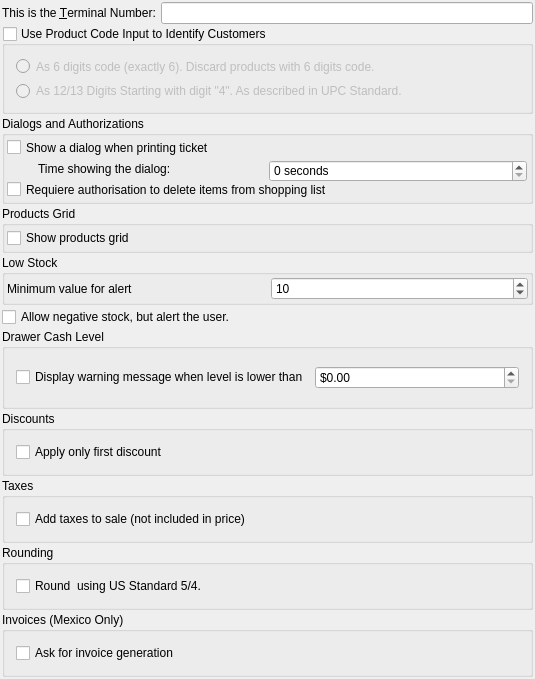
Old version of the form src/ui/prefs_base.ui in the repository hiramvillarreal/iotpos.
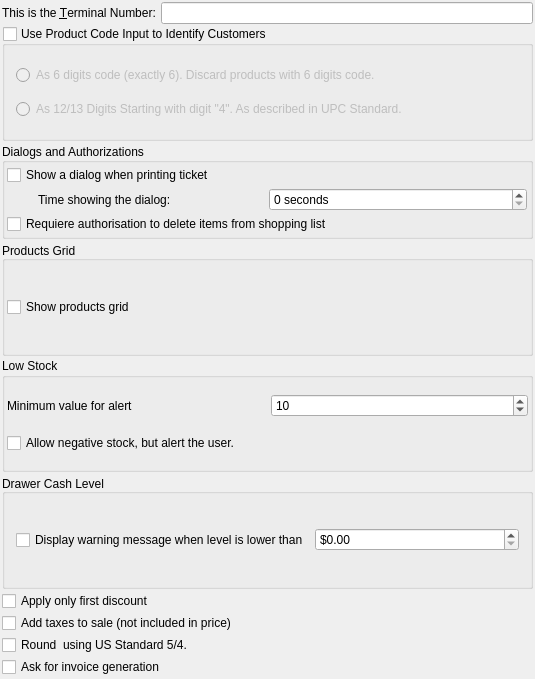
New version of the form.

Commit message: Move elements on configure

Diff of the .ui file:
```diff
--- a/src/ui/prefs_base.ui
+++ b/src/ui/prefs_base.ui
@@ -120,6 +120,9 @@
      <property name="title">
       <string>Dialogs and Authorizations</string>
      </property>
+     <property name="alignment">
+      <set>Qt::AlignJustify|Qt::AlignVCenter</set>
+     </property>
      <layout class="QVBoxLayout" name="verticalLayout_3">
       <property name="spacing">
        <number>2</number>
@@ -200,15 +203,24 @@
    </item>
    <item>
     <widget class="QGroupBox" name="groupMatrix">
+     <property name="enabled">
+      <bool>true</bool>
+     </property>
      <property name="sizePolicy">
       <sizepolicy hsizetype="Preferred" vsizetype="Minimum">
        <horstretch>0</horstretch>
        <verstretch>0</verstretch>
       </sizepolicy>
      </property>
+     <property name="autoFillBackground">
+      <bool>false</bool>
+     </property>
      <property name="title">
       <string>Products Grid</string>
      </property>
+     <property name="alignment">
+      <set>Qt::AlignBottom|Qt::AlignLeading|Qt::AlignLeft</set>
+     </property>
      <layout class="QVBoxLayout">
       <property name="spacing">
        <number>2</number>
@@ -286,9 +298,6 @@
         </item>
        </layout>
       </item>
-     </layout>
-    </widget>
-   </item>
    <item>
     <widget class="QCheckBox" name="kcfg_allowNegativeStock">
      <property name="text">
@@ -296,6 +305,9 @@
      </property>
     </widget>
    </item>
+     </layout>
+    </widget>
+   </item>
    <item>
     <widget class="QGroupBox" name="groupBox_3">
      <property name="sizePolicy">
@@ -313,6 +325,9 @@
      <property name="title">
       <string>Drawer Cash Level</string>
      </property>
+     <property name="alignment">
+      <set>Qt::AlignBottom|Qt::AlignLeading|Qt::AlignLeft</set>
+     </property>
      <layout class="QHBoxLayout" name="horizontalLayout_3">
       <item>
        <widget class="QCheckBox" name="kcfg_displayWarningOnLowCash">
@@ -335,39 +350,12 @@
     </widget>
    </item>
    <item>
-    <widget class="QGroupBox" name="groupDiscount">
-     <property name="sizePolicy">
-      <sizepolicy hsizetype="Preferred" vsizetype="Minimum">
-       <horstretch>0</horstretch>
-       <verstretch>0</verstretch>
-      </sizepolicy>
-     </property>
-     <property name="title">
-      <string>Discounts</string>
-     </property>
-     <layout class="QVBoxLayout" name="verticalLayout_4">
-      <item>
        <widget class="QCheckBox" name="kcfg_firstDiscountOnly">
         <property name="text">
          <string>Apply only first discount</string>
         </property>
        </widget>
       </item>
-     </layout>
-    </widget>
-   </item>
-   <item>
-    <widget class="QGroupBox" name="groupTax">
-     <property name="sizePolicy">
-      <sizepolicy hsizetype="Preferred" vsizetype="Minimum">
-       <horstretch>0</horstretch>
-       <verstretch>0</verstretch>
-      </sizepolicy>
-     </property>
-     <property name="title">
-      <string>Taxes</string>
-     </property>
-     <layout class="QVBoxLayout" name="verticalLayout_4">
       <item>
        <widget class="QCheckBox" name="kcfg_addTax">
         <property name="text">
@@ -375,15 +363,6 @@
         </property>
        </widget>
       </item>
-     </layout>
-    </widget>
-   </item>
-   <item>
-    <widget class="QGroupBox" name="groupRounding">
-     <property name="title">
-      <string>Rounding</string>
-     </property>
-     <layout class="QVBoxLayout" name="verticalLayout_6">
       <item>
        <widget class="QCheckBox" name="kcfg_roundToUSStandard">
         <property name="toolTip">
@@ -394,23 +373,11 @@
         </property>
        </widget>
       </item>
-     </layout>
-    </widget>
-   </item>
-   <item>
-    <widget class="QGroupBox" name="groupInvoice">
-     <property name="title">
-      <string>Invoices (Mexico Only)</string>
-     </property>
-     <layout class="QVBoxLayout" name="verticalLayout_7">
       <item>
        <widget class="QCheckBox" name="kcfg_askForInvoice">
         <property name="text">
          <string>Ask for invoice generation</string>
         </property>
-       </widget>
-      </item>
-     </layout>
     </widget>
    </item>
   </layout>
```
Lines whose indentation alone changed are shown as unchanged. The commit also changes 1 other file.
